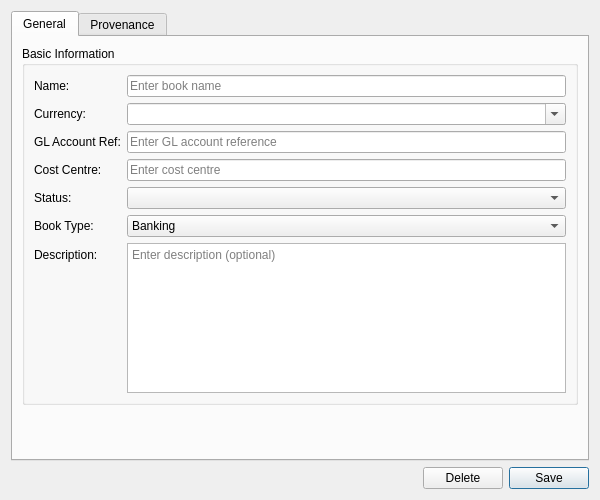
Old version of the form projects/ores.qt/ui/BookDetailDialog.ui in the repository OreStudio/OreStudio.
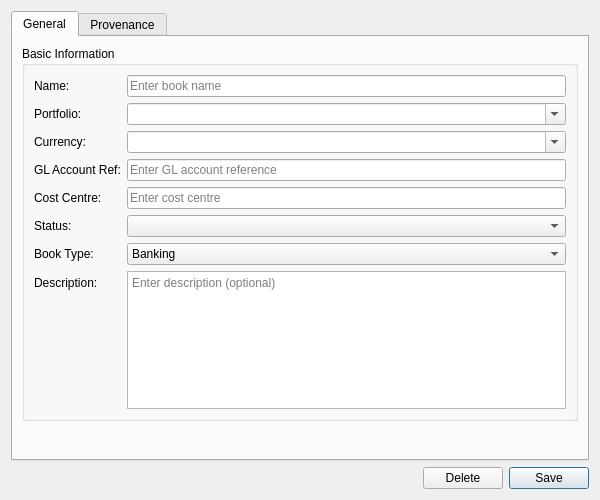
New version of the form. Custom widgets are drawn as their Qt base class.

Commit message: Enforce party isolation for books, portfolios, and trades (#480)

The edit to the form file:
```diff
--- a/projects/ores.qt/ui/BookDetailDialog.ui
+++ b/projects/ores.qt/ui/BookDetailDialog.ui
@@ -53,65 +53,79 @@
            </widget>
           </item>
           <item row="1" column="0">
+           <widget class="QLabel" name="label_parentPortfolioCombo">
+            <property name="text">
+             <string>Portfolio:</string>
+            </property>
+           </widget>
+          </item>
+          <item row="1" column="1">
+           <widget class="QComboBox" name="parentPortfolioCombo">
+            <property name="editable">
+             <bool>true</bool>
+            </property>
+           </widget>
+          </item>
+          <item row="2" column="0">
            <widget class="QLabel" name="label_ledgerCcyCombo">
             <property name="text">
              <string>Currency:</string>
             </property>
            </widget>
           </item>
-          <item row="1" column="1">
+          <item row="2" column="1">
            <widget class="QComboBox" name="ledgerCcyCombo">
             <property name="editable">
              <bool>true</bool>
             </property>
            </widget>
           </item>
-          <item row="2" column="0">
+          <item row="3" column="0">
            <widget class="QLabel" name="label_glAccountRefEdit">
             <property name="text">
              <string>GL Account Ref:</string>
             </property>
            </widget>
           </item>
-          <item row="2" column="1">
+          <item row="3" column="1">
            <widget class="QLineEdit" name="glAccountRefEdit">
             <property name="placeholderText">
              <string>Enter GL account reference</string>
             </property>
            </widget>
           </item>
-          <item row="3" column="0">
+          <item row="4" column="0">
            <widget class="QLabel" name="label_costCentreEdit">
             <property name="text">
              <string>Cost Centre:</string>
             </property>
            </widget>
           </item>
-          <item row="3" column="1">
+          <item row="4" column="1">
            <widget class="QLineEdit" name="costCenterEdit">
             <property name="placeholderText">
              <string>Enter cost centre</string>
             </property>
            </widget>
           </item>
-          <item row="4" column="0">
+          <item row="5" column="0">
            <widget class="QLabel" name="label_bookStatusCombo">
             <property name="text">
              <string>Status:</string>
             </property>
            </widget>
           </item>
-          <item row="4" column="1">
+          <item row="5" column="1">
            <widget class="QComboBox" name="bookStatusCombo"/>
           </item>
-          <item row="5" column="0">
+          <item row="6" column="0">
            <widget class="QLabel" name="label_bookTypeCombo">
             <property name="text">
              <string>Book Type:</string>
             </property>
            </widget>
           </item>
-          <item row="5" column="1">
+          <item row="6" column="1">
            <widget class="QComboBox" name="bookTypeCombo">
             <item>
              <property name="text">
@@ -125,14 +139,14 @@
             </item>
            </widget>
           </item>
-          <item row="6" column="0">
+          <item row="7" column="0">
            <widget class="QLabel" name="label_descriptionEdit">
             <property name="text">
              <string>Description:</string>
             </property>
            </widget>
           </item>
-          <item row="6" column="1">
+          <item row="7" column="1">
            <widget class="QPlainTextEdit" name="descriptionEdit">
             <property name="minimumSize">
              <size>
```
The commit also changes 39 other files.
